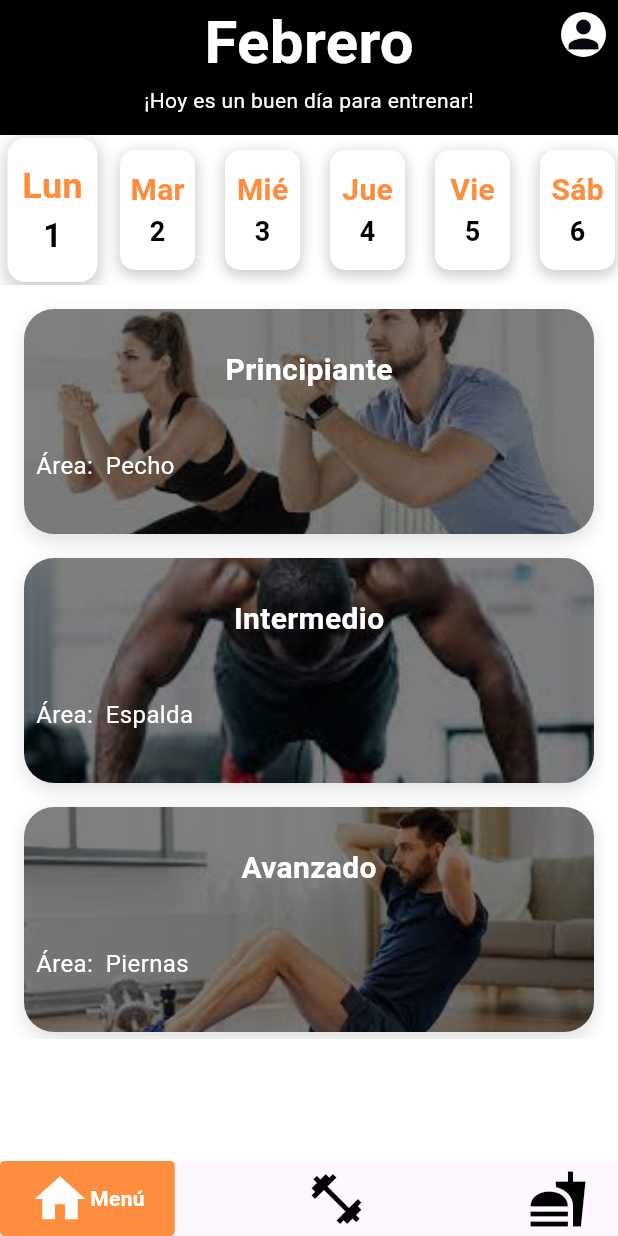
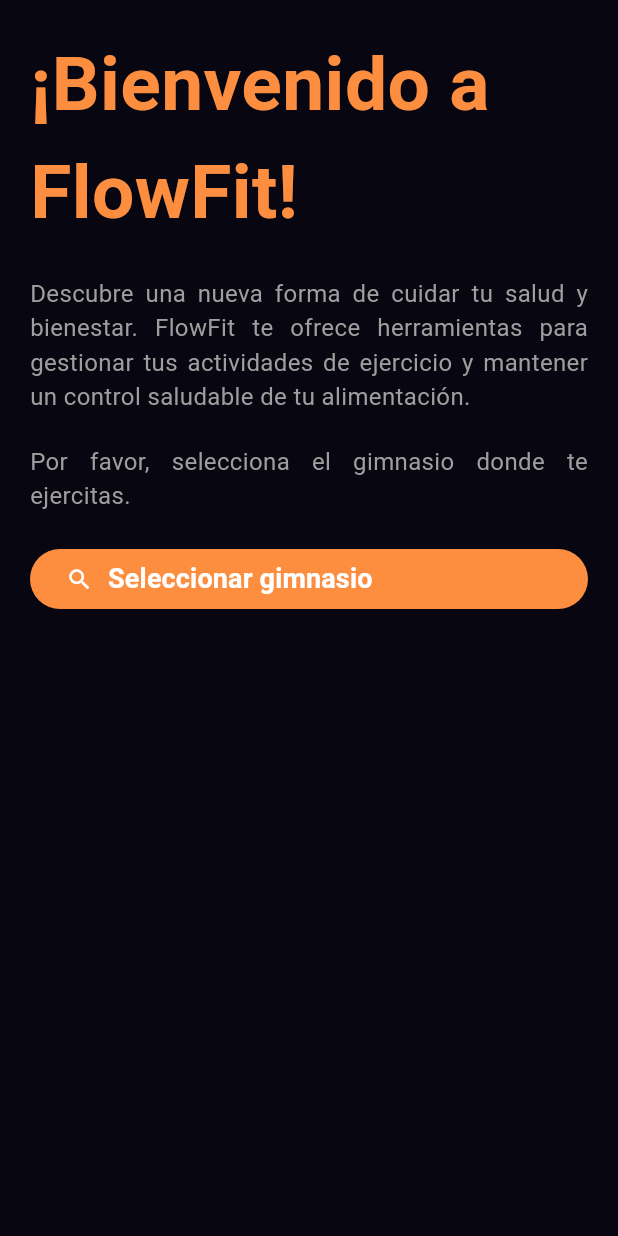
Before and after one commit to CristoferPadilla/flowfit_mobile, a Flutter app: the screen it shows after launch, after a tap on "Iniciar sesión", on a phone screen of 412 x 824 dp. Run offline on Flutter 3.47's test engine with Material 3 defaults, Android fonts, the phone set to English and light mode, and no system bars; drawn by our look-alikes of google_nav_bar, showcaseview; our stand-ins replace page_transition.

Commit message:
First_step con dialog incluido pa

```diff
--- /dev/null
+++ b/flowfit_mobile/lib/features/first-steps/screens/first_steps.dart
@@ -0,0 +1,70 @@
+import 'package:flowfit_mobile/features/first-steps/widget/dialog/googlemaps_dialog.dart';
+import 'package:flowfit_mobile/resources/themes/font_styles.dart';
+import 'package:flowfit_mobile/resources/themes/primary_theme.dart';
+import 'package:flutter/material.dart';
+
+class FirstStepsScreen extends StatelessWidget {
+  const FirstStepsScreen({Key? key}) : super(key: key);
+
+  @override
+  Widget build(BuildContext context) {
+    return SafeArea(
+      child: Scaffold(
+        backgroundColor: PrimaryTheme.backgroundColor,
+        body: Column(
+          children: [
+            Padding(
+              padding: const EdgeInsets.all(20.0),
+              child: Text('¡Bienvenido a FlowFit!',
+                  style: FontStyle.titleTextStyle.copyWith(
+                      color: PrimaryTheme.secundaryColor, fontSize: 50)),
+            ),
+            const Padding(
+              padding: EdgeInsets.symmetric(horizontal: 20.0),
+              child: Text(
+                'Descubre una nueva forma de cuidar tu salud y bienestar. FlowFit te ofrece herramientas para gestionar tus actividades de ejercicio y mantener un control saludable de tu alimentación.',
+                style: FontStyle.descriptionTextStyle,
+                textAlign: TextAlign.justify,
+              ),
+            ),
+            const SizedBox(height: 20),
+            const Padding(
+              padding: EdgeInsets.symmetric(horizontal: 20.0),
+              child: Text(
+                'Por favor, selecciona el gimnasio donde te ejercitas.',
+                style: FontStyle.descriptionTextStyle,
+                textAlign: TextAlign.justify,
+              ),
+            ),
+            const SizedBox(height: 20),
+            Padding(
+                padding: const EdgeInsets.symmetric(horizontal: 20.0),
+                child: FilledButton(
+                  onPressed: () {
+                    showDialog(
+                      context: context,
+                      builder: (BuildContext context) {
+                        return const GoogleMapsDialog();
+                      },
+                    );
+                  },
+                  style: FilledButton.styleFrom(
+                    backgroundColor: PrimaryTheme.secundaryColor,
+                  ),
+                  child: Row(children: [
+                    const Icon(Icons.search),
+                    const SizedBox(
+                      width: 10,
+                    ),
+                    Text('Seleccionar gimnasio',
+                        style: FontStyle.buttonTextStyle.copyWith(
+                          color: Colors.white,
+                        )),
+                  ]),
+                )),
+          ],
+        ),
+      ),
+    );
+  }
+}
--- /dev/null
+++ b/flowfit_mobile/lib/features/first-steps/widget/dialog/googlemaps_dialog.dart
@@ -0,0 +1,29 @@
+import 'package:flutter/material.dart';
+
+
+class GoogleMapsDialog extends StatelessWidget {
+  const GoogleMapsDialog({super.key});
+
+  @override
+  Widget build(BuildContext context) {
+    final height = MediaQuery.of(context).size.height;
+    return  Dialog(
+      shape: RoundedRectangleBorder(
+        borderRadius: BorderRadius.circular(20),
+      ),
+      child: Container(
+        height: height * 0.7,
+        decoration: const BoxDecoration(
+          color: Colors.white,
+          borderRadius:BorderRadius.all(Radius.circular(20)),
+          boxShadow: [
+            BoxShadow(
+              color: Colors.grey,
+              blurRadius: 10,
+            ),
+          ],
+        ),
+        ),
+    );
+  }
+}
--- a/flowfit_mobile/lib/features/home/widget/navbar/navbar.dart
+++ b/flowfit_mobile/lib/features/home/widget/navbar/navbar.dart
@@ -17,7 +17,9 @@ class NavBarState extends State<NavBar> {
     return SafeArea(
       child: Scaffold(
         body: navScreens[selectedindex],
-        bottomNavigationBar: GNav(
+        bottomNavigationBar: Padding(
+          padding: const EdgeInsets.all(8.0),
+          child: GNav(
             haptic: true,
             rippleColor: Colors.grey,
             hoverColor: Colors.grey,
@@ -50,6 +52,7 @@ class NavBarState extends State<NavBar> {
             },
           ),
         ),
+      ),
     );
   }
 }
--- a/flowfit_mobile/lib/features/login/screen/login_screen.dart
+++ b/flowfit_mobile/lib/features/login/screen/login_screen.dart
@@ -1,5 +1,4 @@
-import 'package:flowfit_mobile/features/home/widget/list/list_navbar.dart';
-import 'package:flowfit_mobile/features/home/widget/navbar/navbar.dart';
+import 'package:flowfit_mobile/features/first-steps/screens/first_steps.dart';
 import 'package:flowfit_mobile/features/login/widget/text/title_text.dart';
 import 'package:flowfit_mobile/features/login/widget/textfield/custome_textfield.dart';
 import 'package:flowfit_mobile/resources/themes/primary_theme.dart';
@@ -99,7 +98,7 @@ class LoginScreen extends StatelessWidget {
                                 context,
                                 PageTransition(
                                     type: PageTransitionType.fade,
-                                    child: const NavBar(), //const HomeScreen(),
+                                    child: const FirstStepsScreen(), //const HomeScreen(),
                                     inheritTheme: true,
                                     ctx: context),
                               );
--- a/flowfit_mobile/lib/resources/themes/font_styles.dart
+++ b/flowfit_mobile/lib/resources/themes/font_styles.dart
@@ -0,0 +1,54 @@
+import 'package:flowfit_mobile/resources/themes/primary_theme.dart';
+import 'package:flutter/material.dart';
+
+class FontStyle {
+  // Estilos para títulos
+  static const TextStyle titleTextStyle = TextStyle(
+    fontSize: 24.0,
+    fontWeight: FontWeight.bold,
+    color: Colors.black,
+  );
+
+  static const TextStyle subtitleTextStyle = TextStyle(
+    fontSize: 18.0,
+    fontWeight: FontWeight.w500,
+    color: Colors.black,
+  );
+
+  // Estilo para descripciones
+  static const TextStyle descriptionTextStyle = TextStyle(
+    fontSize: 16.0,
+    fontWeight: FontWeight.normal,
+    color: Colors.grey,
+  );
+
+  // Estilo para texto en botones
+  static const TextStyle buttonTextStyle = TextStyle(
+    fontSize: 18.0,
+    fontWeight: FontWeight.bold,
+    color: Colors.white,
+  );
+
+  // Estilo para texto en diálogos
+  static const TextStyle dialogTextStyle = TextStyle(
+    fontSize: 18.0,
+    fontWeight: FontWeight.normal,
+    color: Colors.black,
+  );
+
+  // Estilo para texto en tarjetas
+  static const TextStyle cardTextStyle = TextStyle(
+    fontSize: 16.0,
+    fontWeight: FontWeight.normal,
+    color: Colors.black,
+  );
+
+  // Estilo para texto en etiquetas
+  static const TextStyle labelTextStyle = TextStyle(
+    fontSize: 14.0,
+    fontWeight: FontWeight.bold,
+    color: PrimaryTheme.secundaryColor,
+  );
+
+
+}
```
Lines whose indentation alone changed are shown as unchanged.
